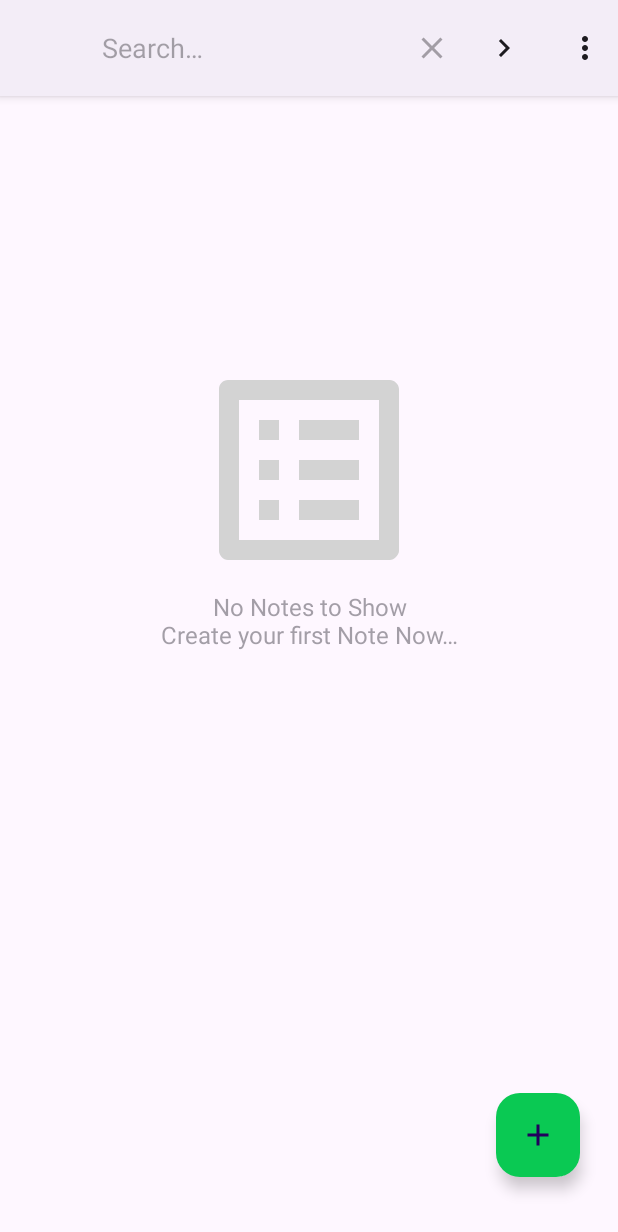
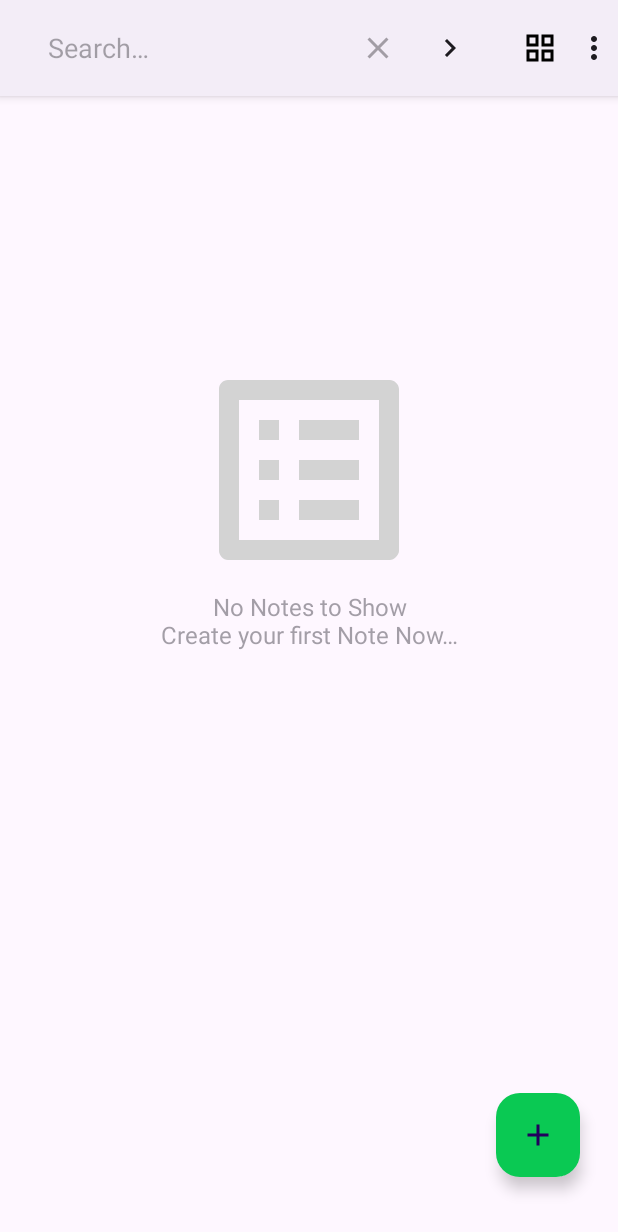
Before and after one commit to Coney484/Note-Z, an Android app: the screen it shows after launch (MainActivity), after a tap on "Search", on a phone screen of 412 x 824 dp. Shown: the top 1232 px of the screen. Run offline under Robolectric (Android 15) with nearby library versions, the light colour scheme and no system bars; our stand-ins replace Room's generated code, data binding, navigation-ui; libraries missing offline, so code that uses them is left out: jp.wasabeef.recyclerview; 2 statements that could not run were skipped.

Commit message:
[add] implemented grid and linear layout functionality for views

```diff
--- /dev/null
+++ b/app/src/main/res/drawable/ic_grid_view_icon.xml
@@ -0,0 +1,6 @@
+<vector android:height="24dp" android:tint="#000000"
+    android:viewportHeight="24" android:viewportWidth="24"
+    android:width="24dp" xmlns:android="http://schemas.android.com/apk/res/android">
+    <path android:fillColor="@android:color/white"
+        android:fillType="evenOdd" android:pathData="M3,3v8h8L11,3L3,3zM9,9L5,9L5,5h4v4zM3,13v8h8v-8L3,13zM9,19L5,19v-4h4v4zM13,3v8h8L21,3h-8zM19,9h-4L15,5h4v4zM13,13v8h8v-8h-8zM19,19h-4v-4h4v4z"/>
+</vector>
--- /dev/null
+++ b/app/src/main/res/drawable/ic_linear_view_icon.xml
@@ -0,0 +1,5 @@
+<vector android:height="24dp" android:tint="#000000"
+    android:viewportHeight="24" android:viewportWidth="24"
+    android:width="24dp" xmlns:android="http://schemas.android.com/apk/res/android">
+    <path android:fillColor="@android:color/white" android:pathData="M4,14h4v-4L4,10v4zM4,19h4v-4L4,15v4zM4,9h4L8,5L4,5v4zM9,14h12v-4L9,10v4zM9,19h12v-4L9,15v4zM9,5v4h12L21,5L9,5z"/>
+</vector>
--- a/app/src/main/res/menu/list_fragment_menu.xml
+++ b/app/src/main/res/menu/list_fragment_menu.xml
@@ -9,6 +9,14 @@
         android:title="@string/search"
         app:actionViewClass="androidx.appcompat.widget.SearchView"
         app:showAsAction="ifRoom" />
+
+    <item
+        android:id="@+id/menu_toggle"
+        android:icon="@drawable/ic_grid_view_icon"
+        android:visible="true"
+        android:title=""
+        app:showAsAction="ifRoom" />
+
     <group android:checkableBehavior="single">
 
 
```
Also changed, not shown: app/src/main/java/com/example/note_z/ui/fragments/list/ListFragment.kt (+33 -2 lines).
